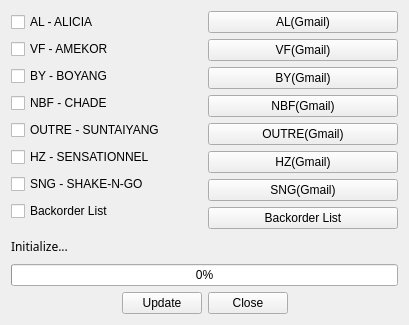
Above: inventoryUpdate.ui from Lakain/Inventory_Order_update before the change. Below: the same form after it.
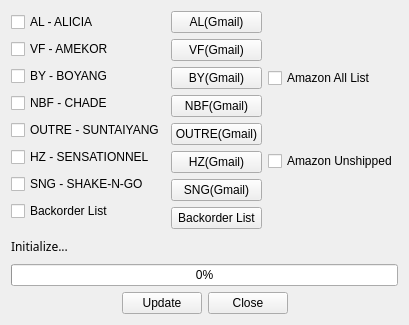
That is the form after the change.

```diff
--- a/inventoryUpdate.ui
+++ b/inventoryUpdate.ui
@@ -220,6 +220,24 @@
        </item>
       </layout>
      </item>
+     <item>
+      <layout class="QVBoxLayout" name="verticalLayout_4">
+       <item>
+        <widget class="QCheckBox" name="checkBox_9">
+         <property name="text">
+          <string>Amazon All List</string>
+         </property>
+        </widget>
+       </item>
+       <item>
+        <widget class="QCheckBox" name="checkBox_10">
+         <property name="text">
+          <string>Amazon Unshipped</string>
+         </property>
+        </widget>
+       </item>
+      </layout>
+     </item>
     </layout>
    </item>
   </layout>
```
